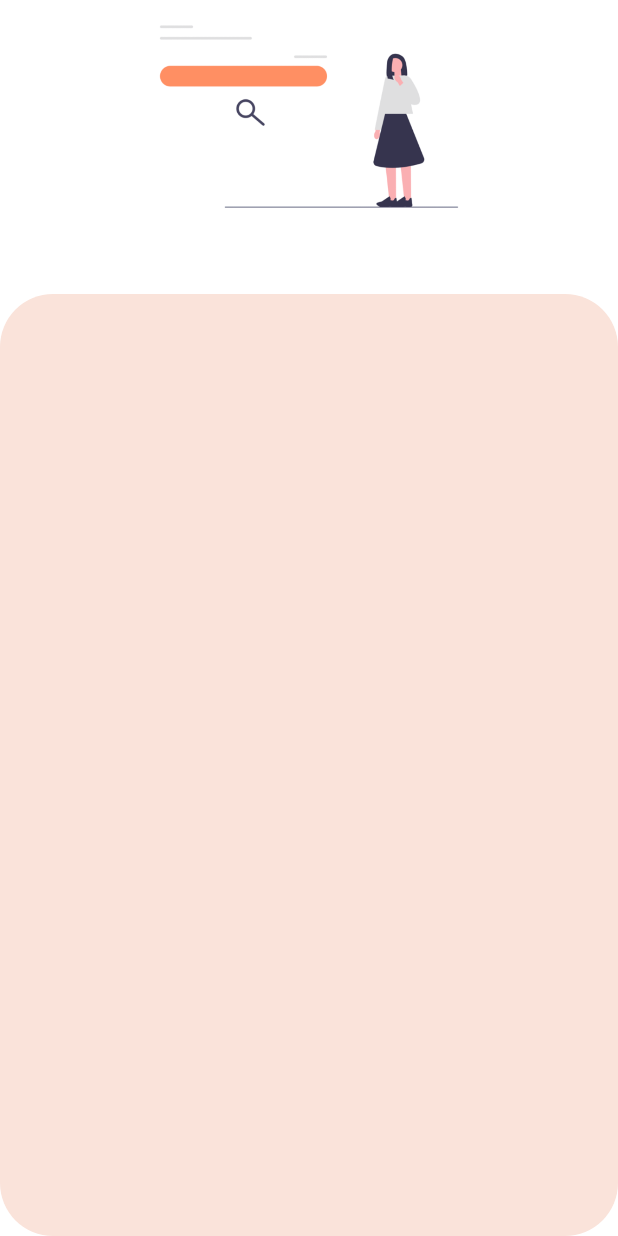
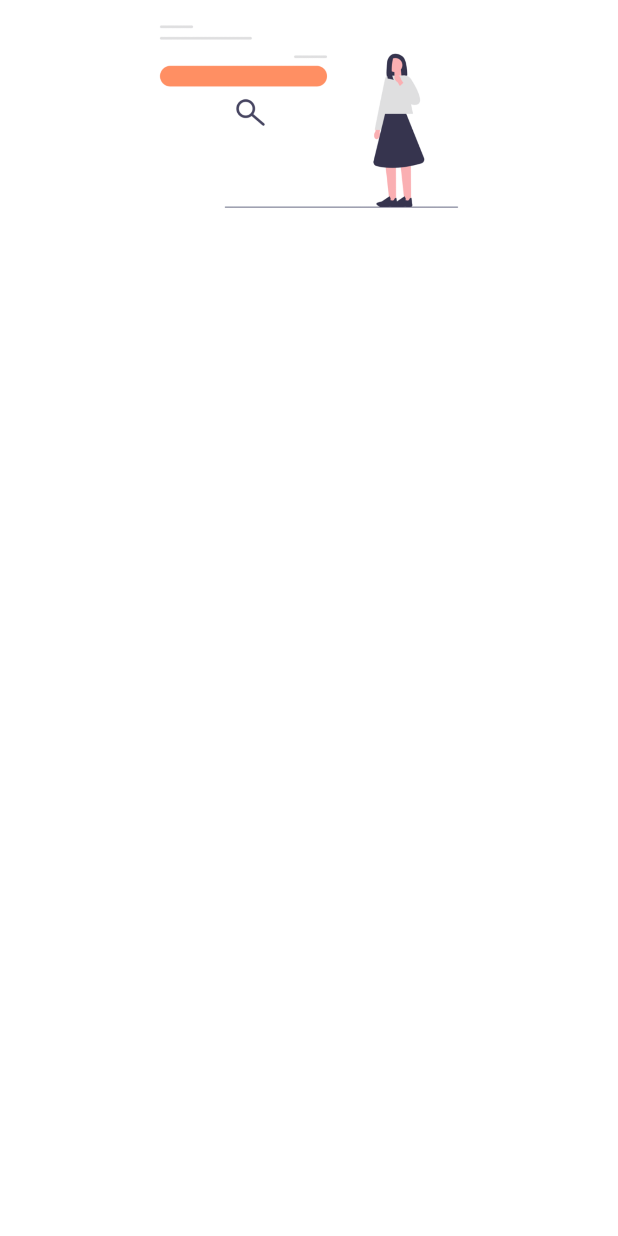
Before and after one commit to xAleksandrax/TalkTrainer, an Android app: the layout activity_my_flashcards.xml on its own in the app's theme, with its tools: preview values and no code run, on a phone screen of 412 x 824 dp. Run offline under Robolectric (Android 15) with nearby library versions, the phone set to English and light mode, and no system bars.

Commit message:
My flashcards page

```diff
--- a/app/src/main/res/layout/activity_my_flashcards.xml
+++ b/app/src/main/res/layout/activity_my_flashcards.xml
@@ -6,38 +6,34 @@
     android:layout_height="match_parent"
     tools:context=".MyFlashcards">
 
-    <ImageView
-        android:id="@+id/photo1"
-        android:layout_width="match_parent"
-        android:layout_height="155dp"
-        android:src="@drawable/add" />
-
-    <TextView
-        android:id="@+id/titleFlashcard"
-        android:layout_width="match_parent"
-        android:layout_height="wrap_content"
-        android:layout_below="@+id/photo1"
-        android:fontFamily="@font/mainfont"
-        android:textSize="30sp"
-        android:textAlignment="center"/>
+<!--    <TextView-->
+<!--        android:id="@+id/titleFlashcard"-->
+<!--        android:layout_width="match_parent"-->
+<!--        android:layout_height="wrap_content"-->
+<!--        android:layout_below="@+id/photo1"-->
+<!--        android:fontFamily="@font/mainfont"-->
+<!--        android:textSize="30sp"-->
+<!--        android:textAlignment="center"/>-->
 
     <ScrollView
-        android:id="@+id/SCROLLER_ID"
-        android:layout_width="fill_parent"
-        android:layout_height="match_parent"
-        android:scrollbars="vertical"
-        android:fillViewport="true"
-        android:layout_below="@+id/titleFlashcard">
+        android:layout_width="match_parent"
+        android:layout_height="match_parent">
 
-        <TextView
-            android:id="@+id/listFlashcard"
-            android:layout_width="fill_parent"
-            android:layout_height="fill_parent"
-            android:background="@drawable/radius"
-            android:textSize="25sp"
-            android:textAlignment="center"/>
+        <LinearLayout
+            android:id="@+id/container"
+            android:layout_width="match_parent"
+            android:layout_height="wrap_content"
+            android:orientation="vertical">
 
+            <ImageView
+                android:id="@+id/photo1"
+                android:layout_width="match_parent"
+                android:layout_height="155dp"
+                android:src="@drawable/add" />
+
+        </LinearLayout>
     </ScrollView>
 
 
+
 </RelativeLayout>
```
Also changed, not shown: app/src/main/java/com/example/talktrainer/AddFlashcard.kt (+13 -3 lines), app/src/main/java/com/example/talktrainer/MyFlashcards.kt (+24 -10 lines), app/src/main/res/drawable/radius2.xml (added, +12 -0 lines), app/src/main/res/drawable/radius3.xml (added, +12 -0 lines), app/src/main/res/layout/textview.xml (added, +10 -0 lines).
